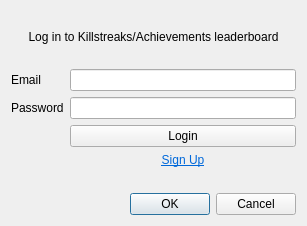
First picture: the form in designer/profile_settings_dialog.ui, repository jac241/anki_killstreaks, before the edit.
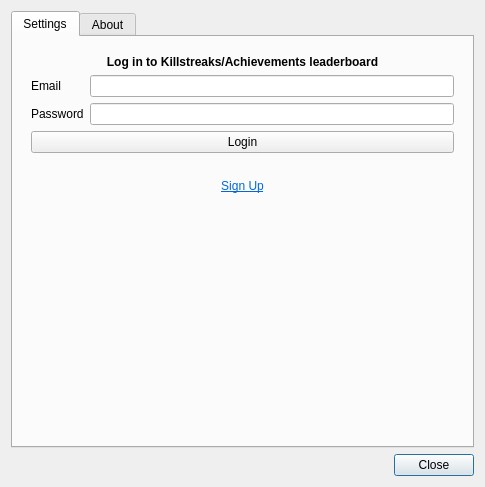
Second picture: the form after the edit.

Commit message:
Updates design of Profile dialog, adds logout page
Once you log in, we switch the QStackedWidget to the logout page, which
contains a non-functional for now log out button.

What changed in the file:
```diff
--- a/designer/profile_settings_dialog.ui
+++ b/designer/profile_settings_dialog.ui
@@ -6,84 +6,189 @@
    <rect>
     <x>0</x>
     <y>0</y>
-    <width>307</width>
-    <height>226</height>
+    <width>485</width>
+    <height>487</height>
    </rect>
   </property>
+  <property name="minimumSize">
+   <size>
+    <width>380</width>
+    <height>0</height>
+   </size>
+  </property>
   <property name="windowTitle">
    <string>Dialog</string>
   </property>
-  <layout class="QVBoxLayout" name="verticalLayout">
-   <item>
-    <widget class="QLabel" name="label">
-     <property name="text">
-      <string>Log in to Killstreaks/Achievements leaderboard</string>
+  <layout class="QGridLayout" name="gridLayout_2">
+   <item row="1" column="0">
+    <widget class="QDialogButtonBox" name="buttonBox">
+     <property name="orientation">
+      <enum>Qt::Horizontal</enum>
      </property>
-     <property name="alignment">
-      <set>Qt::AlignCenter</set>
+     <property name="standardButtons">
+      <set>QDialogButtonBox::Close</set>
      </property>
     </widget>
    </item>
-   <item>
-    <layout class="QFormLayout" name="formLayout">
      <item row="0" column="0">
-      <widget class="QLabel" name="emailLabel">
-       <property name="text">
-        <string>Email</string>
-       </property>
-      </widget>
-     </item>
-     <item row="0" column="1">
+    <widget class="QTabWidget" name="tabWidget">
+     <property name="currentIndex">
+      <number>0</number>
+     </property>
+     <widget class="QWidget" name="settingsTab">
+      <property name="minimumSize">
+       <size>
+        <width>315</width>
+        <height>0</height>
+       </size>
+      </property>
+      <attribute name="title">
+       <string>Settings</string>
+      </attribute>
+      <layout class="QGridLayout" name="gridLayout_3">
+       <item row="0" column="0">
+        <widget class="QStackedWidget" name="stackedWidget">
+         <property name="currentIndex">
+          <number>0</number>
+         </property>
+         <widget class="QWidget" name="loginPage">
+          <layout class="QGridLayout" name="gridLayout_6">
+           <item row="0" column="0">
+            <layout class="QGridLayout" name="loginGridLayout">
+             <property name="sizeConstraint">
+              <enum>QLayout::SetDefaultConstraint</enum>
+             </property>
+             <item row="2" column="1">
       <widget class="QLineEdit" name="emailLineEdit"/>
      </item>
-     <item row="1" column="0">
-      <widget class="QLabel" name="passwordLabel">
-       <property name="text">
-        <string>Password</string>
-       </property>
-      </widget>
-     </item>
-     <item row="1" column="1">
+             <item row="3" column="1">
       <widget class="QLineEdit" name="passwordLineEdit">
        <property name="echoMode">
         <enum>QLineEdit::Password</enum>
        </property>
       </widget>
      </item>
-     <item row="2" column="1">
+             <item row="3" column="0">
+              <widget class="QLabel" name="passwordLabel">
+               <property name="text">
+                <string>Password</string>
+               </property>
+              </widget>
+             </item>
+             <item row="8" column="0" colspan="2">
+              <spacer name="verticalSpacer">
+               <property name="orientation">
+                <enum>Qt::Vertical</enum>
+               </property>
+               <property name="sizeHint" stdset="0">
+                <size>
+                 <width>20</width>
+                 <height>40</height>
+                </size>
+               </property>
+              </spacer>
+             </item>
+             <item row="6" column="0" colspan="2">
+              <widget class="QLabel" name="signupLabel">
+               <property name="text">
+                <string>&lt;html&gt;&lt;head/&gt;&lt;body&gt;&lt;p&gt;&lt;a href=&quot;https://ankiachievements.com&quot;&gt;&lt;span style=&quot; text-decoration: underline; color:#0068da;&quot;&gt;Sign Up&lt;/span&gt;&lt;/a&gt;&lt;/p&gt;&lt;/body&gt;&lt;/html&gt;</string>
+               </property>
+               <property name="alignment">
+                <set>Qt::AlignCenter</set>
+               </property>
+              </widget>
+             </item>
+             <item row="4" column="0" colspan="2">
       <widget class="QPushButton" name="loginButton">
        <property name="text">
         <string>Login</string>
        </property>
       </widget>
      </item>
-     <item row="4" column="1">
+             <item row="1" column="0" colspan="2">
+              <widget class="QLabel" name="loginLabel">
+               <property name="font">
+                <font>
+                 <weight>75</weight>
+                 <bold>true</bold>
+                </font>
+               </property>
+               <property name="text">
+                <string>Log in to Killstreaks/Achievements leaderboard</string>
+               </property>
+               <property name="alignment">
+                <set>Qt::AlignCenter</set>
+               </property>
+               <property name="wordWrap">
+                <bool>false</bool>
+               </property>
+              </widget>
+             </item>
+             <item row="2" column="0">
+              <widget class="QLabel" name="emailLabel">
+               <property name="text">
+                <string>Email</string>
+               </property>
+              </widget>
+             </item>
+             <item row="5" column="0" colspan="2">
       <widget class="QLabel" name="statusLabel">
        <property name="text">
         <string/>
        </property>
       </widget>
      </item>
-     <item row="3" column="1">
-      <widget class="QLabel" name="label_2">
+            </layout>
+           </item>
+          </layout>
+         </widget>
+         <widget class="QWidget" name="logoutPage">
+          <layout class="QGridLayout" name="gridLayout_5">
+           <item row="0" column="1">
+            <widget class="QLabel" name="userEmailLabel">
        <property name="text">
-        <string>&lt;html&gt;&lt;head/&gt;&lt;body&gt;&lt;p&gt;&lt;a href=&quot;https://ankiachievements.com&quot;&gt;&lt;span style=&quot; text-decoration: underline; color:#0068da;&quot;&gt;Sign Up&lt;/span&gt;&lt;/a&gt;&lt;/p&gt;&lt;/body&gt;&lt;/html&gt;</string>
-       </property>
-       <property name="alignment">
-        <set>Qt::AlignCenter</set>
+              <string>user_email</string>
+             </property>
+            </widget>
+           </item>
+           <item row="0" column="0">
+            <widget class="QLabel" name="loggedInAsLabel">
+             <property name="text">
+              <string>Logged in as:</string>
        </property>
       </widget>
      </item>
-    </layout>
-   </item>
-   <item>
-    <widget class="QDialogButtonBox" name="buttonBox">
+           <item row="0" column="2">
+            <widget class="QPushButton" name="logoutButton">
+             <property name="text">
+              <string>Log Out</string>
+             </property>
+            </widget>
+           </item>
+           <item row="1" column="0">
+            <spacer name="verticalSpacer_2">
      <property name="orientation">
-      <enum>Qt::Horizontal</enum>
-     </property>
-     <property name="standardButtons">
-      <set>QDialogButtonBox::Cancel|QDialogButtonBox::Ok</set>
-     </property>
+              <enum>Qt::Vertical</enum>
+             </property>
+             <property name="sizeHint" stdset="0">
+              <size>
+               <width>20</width>
+               <height>40</height>
+              </size>
+             </property>
+            </spacer>
+           </item>
+          </layout>
+         </widget>
+        </widget>
+       </item>
+      </layout>
+     </widget>
+     <widget class="QWidget" name="aboutTab">
+      <attribute name="title">
+       <string>About</string>
+      </attribute>
+     </widget>
     </widget>
    </item>
   </layout>
```
Lines whose indentation alone changed are shown as unchanged. The commit also changes 2 other files.
